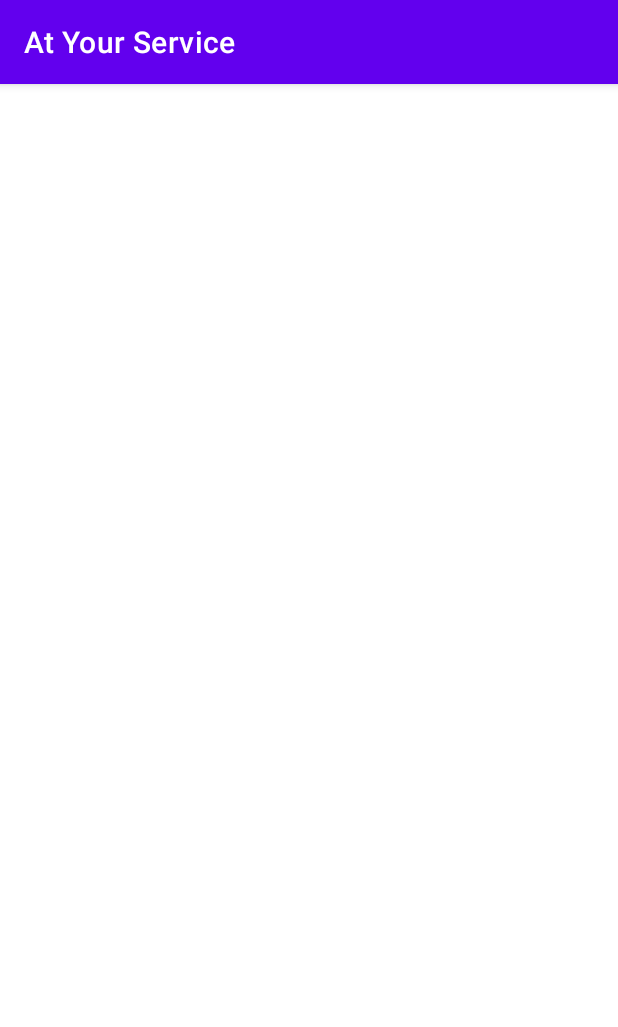
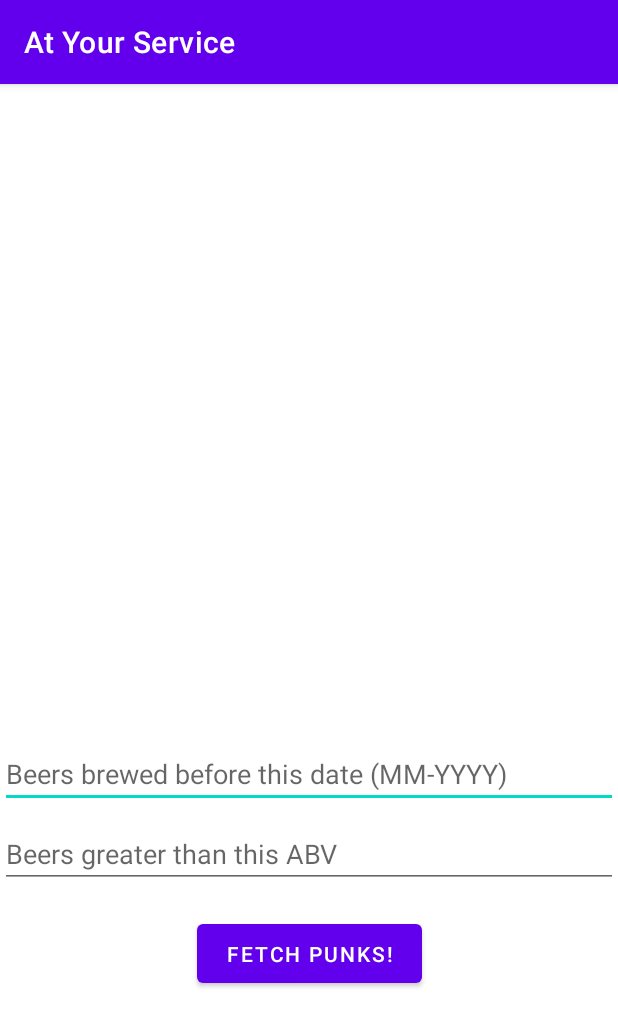
Before and after one commit to guanchang98/CS5520-District13, an Android app: the ServiceActivity screen opened directly, with no data from a screen before it, on a phone screen of 412 x 824 dp. Shown: the top 1027 px of the screen. Run offline under Robolectric (Android 15) with nearby library versions, the phone set to English and light mode, and no system bars.

Commit message:
Dynamic API endpoint, input fetched from UI

```diff
--- a/app/src/main/java/com/example/district13/APICall.java
+++ b/app/src/main/java/com/example/district13/APICall.java
@@ -2,11 +2,14 @@ package com.example.district13;
 
 import retrofit2.Call;
 import retrofit2.http.GET;
+import retrofit2.http.Part;
+import retrofit2.http.Path;
+import retrofit2.http.Query;
 
 public interface APICall {
     // Base URL: https://api.punkapi.com/
-    @GET("v2/beers?brewed_before=11-2012&abv_gt=6")
-    Call<JSONResponse[]> getPunks();
+    @GET("v2/beers")
+    Call<JSONResponse[]> getPunks(@Query("brewed_before") String date, @Query("abv_gt") String abv);
 
 
 
--- a/app/src/main/java/com/example/district13/ServiceActivity.java
+++ b/app/src/main/java/com/example/district13/ServiceActivity.java
@@ -2,6 +2,9 @@ package com.example.district13;
 
 import android.os.Bundle;
 import android.util.Log;
+import android.view.View;
+import android.widget.Button;
+import android.widget.EditText;
 
 import androidx.appcompat.app.AppCompatActivity;
 import androidx.recyclerview.widget.LinearLayoutManager;
@@ -19,14 +22,33 @@ import retrofit2.converter.gson.GsonConverterFactory;
 public class ServiceActivity extends AppCompatActivity {
     RecyclerView punksRecyclerView;
     List<Punk> punkList;
-
+    EditText ABV;
+    EditText dateBefore;
+    String ABVString;
+    String dateBeforeString;
+    Button add;
     @Override
     protected void onCreate(Bundle savedInstanceState) {
         super.onCreate(savedInstanceState);
         setContentView(R.layout.activity_service);
         punksRecyclerView = findViewById(R.id.recycler_view_punk);
         punkList = new ArrayList<>();
-
+        ABV = findViewById(R.id.enterABV);
+        dateBefore = findViewById(R.id.enterDate);
+        add = findViewById(R.id.addButton);
+        ABV.setVisibility(View.VISIBLE);
+        dateBefore.setVisibility(View.VISIBLE);
+        add.setVisibility(View.VISIBLE);
+        punksRecyclerView.setVisibility(View.GONE);
+        add.setOnClickListener(new View.OnClickListener() {
+            @Override
+            public void onClick(View view) {
+                ABVString = ABV.getText().toString();
+                dateBeforeString = dateBefore.getText().toString();
+                ABV.setVisibility(View.GONE);
+                dateBefore.setVisibility(View.GONE);
+                add.setVisibility(View.GONE);
+                punksRecyclerView.setVisibility(View.VISIBLE);
                 // Retrofit builder
                 Retrofit retrofit = new Retrofit.Builder()
                         .baseUrl("https://api.punkapi.com/")
@@ -37,7 +59,7 @@ public class ServiceActivity extends AppCompatActivity {
                 APICall apiCall = retrofit.create(APICall.class);
                 Log.v("ServiceActivity response test:", "After apiCall");
 
-        Call<JSONResponse[]> call = apiCall.getPunks();
+                Call<JSONResponse[]> call = apiCall.getPunks(dateBeforeString, ABVString);
                 Log.v("ServiceActivity response test:", "After call");
                 call.enqueue(new Callback<JSONResponse[]>() {
                     @Override
@@ -78,10 +100,13 @@ public class ServiceActivity extends AppCompatActivity {
 
                 punksRecyclerView = findViewById(R.id.recycler_view_punk);
                 //This defines the way in which the RecyclerView is oriented
-        punksRecyclerView.setLayoutManager(new LinearLayoutManager(this));
+                punksRecyclerView.setLayoutManager(new LinearLayoutManager(ServiceActivity.this));
 
                 //Associates the adapter with the RecyclerView
-        punksRecyclerView.setAdapter(new PunkAdapter(punkList, this));
+                punksRecyclerView.setAdapter(new PunkAdapter(punkList, ServiceActivity.this));
+            }
+        });
+
     }
 
     private void putDataIntoRecyclerView(List<Punk> punkList) {
--- a/app/src/main/res/layout/activity_service.xml
+++ b/app/src/main/res/layout/activity_service.xml
@@ -16,5 +16,40 @@
         app:layout_constraintBottom_toBottomOf="parent"
         app:layout_constraintEnd_toEndOf="parent"
         app:layout_constraintStart_toStartOf="parent"
-        app:layout_constraintTop_toTopOf="parent" />
+        app:layout_constraintTop_toTopOf="parent"
+        android:visibility="gone"/>
+
+    <EditText
+        android:id="@+id/enterDate"
+        android:layout_width="match_parent"
+        android:layout_height="wrap_content"
+        android:layout_marginBottom="8dp"
+        android:hint="Beers brewed before this date (MM-YYYY)"
+        app:layout_constraintBottom_toTopOf="@+id/enterABV"
+        tools:layout_editor_absoluteX="0dp"
+        android:inputType="date"/>
+
+    <EditText
+        android:id="@+id/enterABV"
+        android:layout_width="match_parent"
+        android:layout_height="wrap_content"
+        android:layout_below="@+id/enterDate"
+        android:layout_alignParentStart="true"
+        android:layout_marginBottom="232dp"
+        android:hint="Beers greater than this ABV"
+        app:layout_constraintBottom_toBottomOf="parent"
+        tools:layout_editor_absoluteX="0dp"
+        android:inputType="number"/>
+
+    <Button
+        android:id="@+id/addButton"
+        android:layout_width="150dp"
+        android:layout_height="51dp"
+        android:text="FETCH PUNKS!"
+        app:layout_constraintBottom_toBottomOf="parent"
+        app:layout_constraintEnd_toEndOf="parent"
+        app:layout_constraintStart_toStartOf="parent"
+        app:layout_constraintTop_toBottomOf="@+id/enterABV"
+        app:layout_constraintVertical_bias="0.099"/>
+
 </androidx.constraintlayout.widget.ConstraintLayout>
```
Lines whose indentation alone changed are shown as unchanged.
